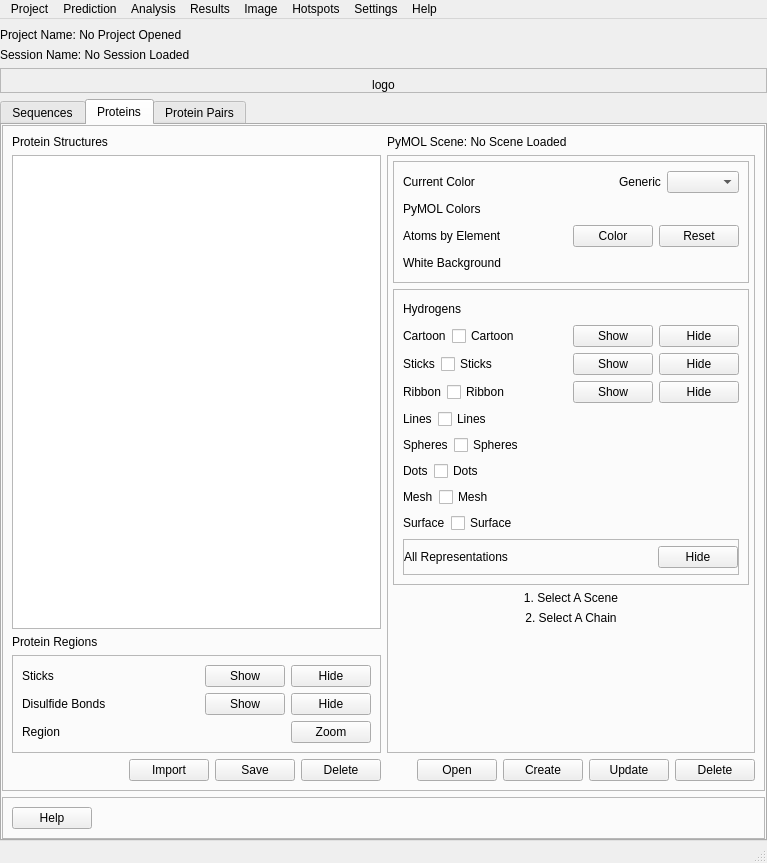
Before: the Qt Designer form pyssa/gui/ui/forms/main_view.ui in urban233/PySSA, drawn with Qt 5.
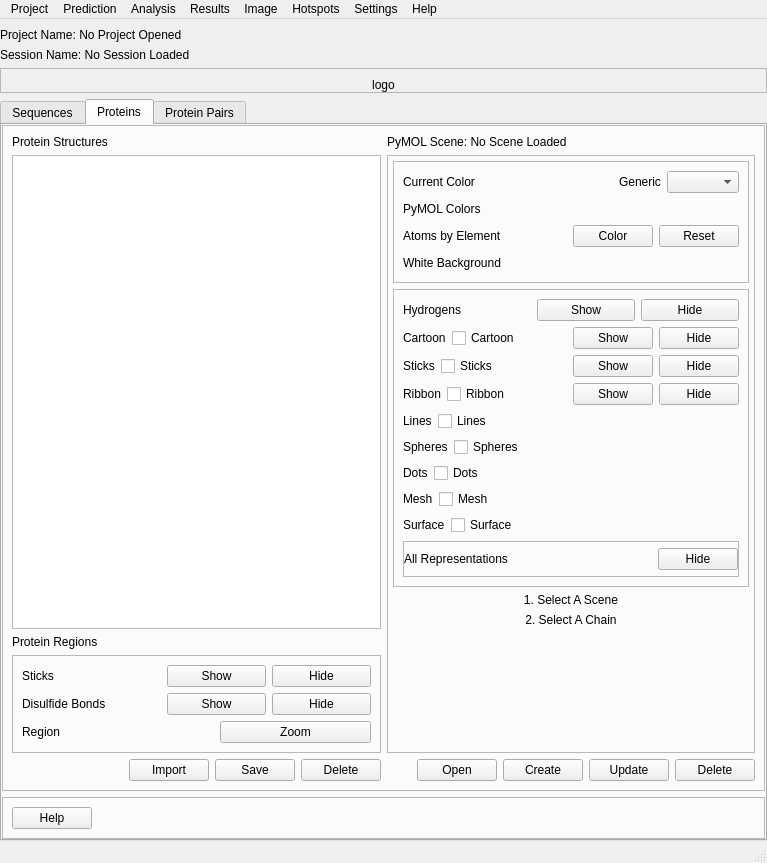
After: the same form once the commit is applied. The open tabs and pages were chosen to show the change.

Commit message: add: show & hide for hydrogens

```diff
--- a/pyssa/gui/ui/forms/main_view.ui
+++ b/pyssa/gui/ui/forms/main_view.ui
@@ -305,6 +305,9 @@
                       <property name="orientation">
                        <enum>Qt::Horizontal</enum>
                       </property>
+                      <property name="sizeType">
+                       <enum>QSizePolicy::Minimum</enum>
+                      </property>
                       <property name="sizeHint" stdset="0">
                        <size>
                         <width>40</width>
@@ -343,9 +346,12 @@
                       <property name="orientation">
                        <enum>Qt::Horizontal</enum>
                       </property>
+                      <property name="sizeType">
+                       <enum>QSizePolicy::Minimum</enum>
+                      </property>
                       <property name="sizeHint" stdset="0">
                        <size>
-                        <width>88</width>
+                        <width>40</width>
                         <height>20</height>
                        </size>
                       </property>
@@ -381,6 +387,9 @@
                       <property name="orientation">
                        <enum>Qt::Horizontal</enum>
                       </property>
+                      <property name="sizeType">
+                       <enum>QSizePolicy::Minimum</enum>
+                      </property>
                       <property name="sizeHint" stdset="0">
                        <size>
                         <width>40</width>
@@ -625,6 +634,9 @@
                   <layout class="QVBoxLayout" name="verticalLayout_15">
                    <item>
                     <layout class="QHBoxLayout" name="protein_hydrogen_layout">
+                     <property name="spacing">
+                      <number>6</number>
+                     </property>
                      <item>
                       <widget class="QLabel" name="label_3">
                        <property name="text">
@@ -637,14 +649,31 @@
                        <property name="orientation">
                         <enum>Qt::Horizontal</enum>
                        </property>
+                       <property name="sizeType">
+                        <enum>QSizePolicy::Minimum</enum>
+                       </property>
                        <property name="sizeHint" stdset="0">
                         <size>
-                         <width>40</width>
+                         <width>30</width>
                          <height>20</height>
                         </size>
                        </property>
                       </spacer>
                      </item>
+                     <item>
+                      <widget class="QPushButton" name="btn_protein_show_hydrogens">
+                       <property name="text">
+                        <string>Show</string>
+                       </property>
+                      </widget>
+                     </item>
+                     <item>
+                      <widget class="QPushButton" name="btn_protein_hide_hydrogens">
+                       <property name="text">
+                        <string>Hide</string>
+                       </property>
+                      </widget>
+                     </item>
                     </layout>
                    </item>
                    <item>
```
Left out of the diff: 33 changed lines with no effect on the pictures. The commit also changes 8 other files.
